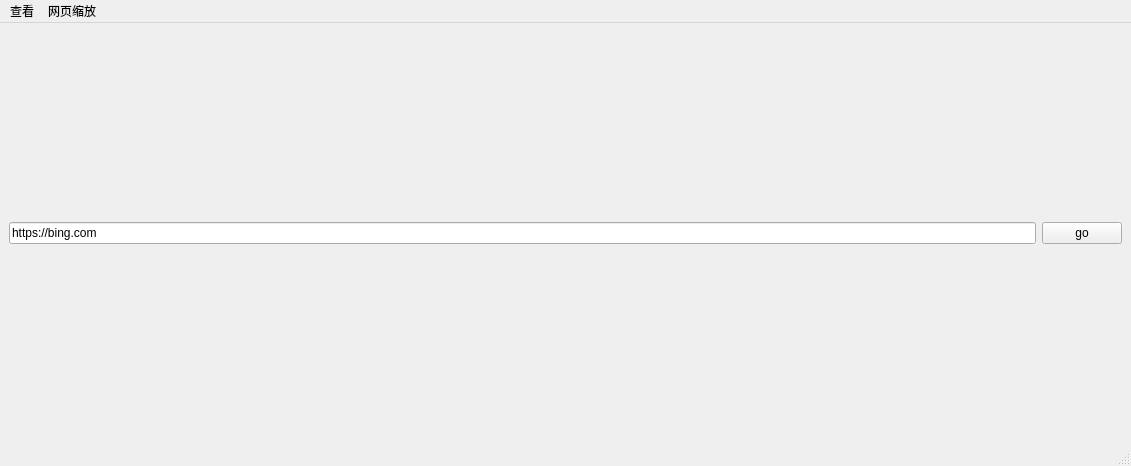
Above: subprojects/myQWebEngine/mainwindow.ui from TennousuAthena/qcDrive before the change. Below: the same form after it.
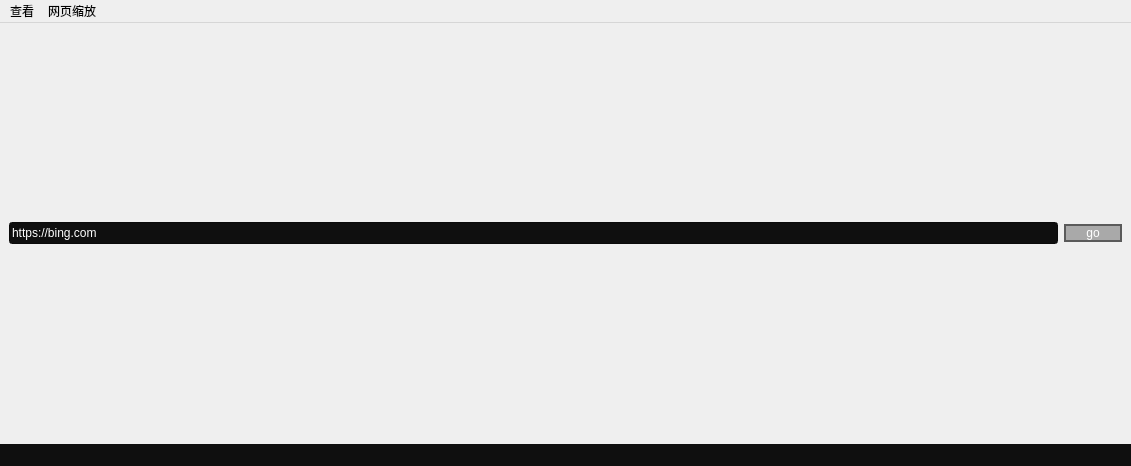
That is the form after the change.

Patch:
```diff
--- a/subprojects/myQWebEngine/mainwindow.ui
+++ b/subprojects/myQWebEngine/mainwindow.ui
@@ -13,12 +13,19 @@
   <property name="windowTitle">
    <string>MainWindow</string>
   </property>
+  <property name="styleSheet">
+   <string notr="true"/>
+  </property>
   <widget class="QWidget" name="centralwidget">
    <layout class="QGridLayout" name="gridLayout_3">
     <item row="0" column="0">
      <layout class="QGridLayout" name="gridLayout_2">
       <item row="0" column="0">
        <widget class="QLineEdit" name="urlEdit">
+        <property name="styleSheet">
+         <string notr="true">background-color: rgb(15, 15, 15);
+color: rgb(255, 255, 255);</string>
+        </property>
         <property name="text">
          <string>https://bing.com</string>
         </property>
@@ -26,6 +33,13 @@
       </item>
       <item row="0" column="1">
        <widget class="QPushButton" name="gotoBtn">
+        <property name="styleSheet">
+         <string notr="true">    border-radius: 15px; /* 圆角半径，可以根据需要调整 */
+    border: 2px solid #5A5A5A; /* 边框颜色和粗细 */
+    background-color: #A9A9A9; /* 按钮背景颜色 */
+    color: white; /* 按钮文字颜色 */
+    padding: 0 20px; /* 内边距 */</string>
+        </property>
         <property name="text">
          <string>go</string>
         </property>
@@ -66,7 +80,11 @@
    <addaction name="lookUpMenu"/>
    <addaction name="menu"/>
   </widget>
-  <widget class="QStatusBar" name="statusbar"/>
+  <widget class="QStatusBar" name="statusbar">
+   <property name="styleSheet">
+    <string notr="true">background-color: rgb(15, 15, 15);</string>
+   </property>
+  </widget>
   <action name="zoomInAction">
    <property name="text">
     <string>放大</string>
```
